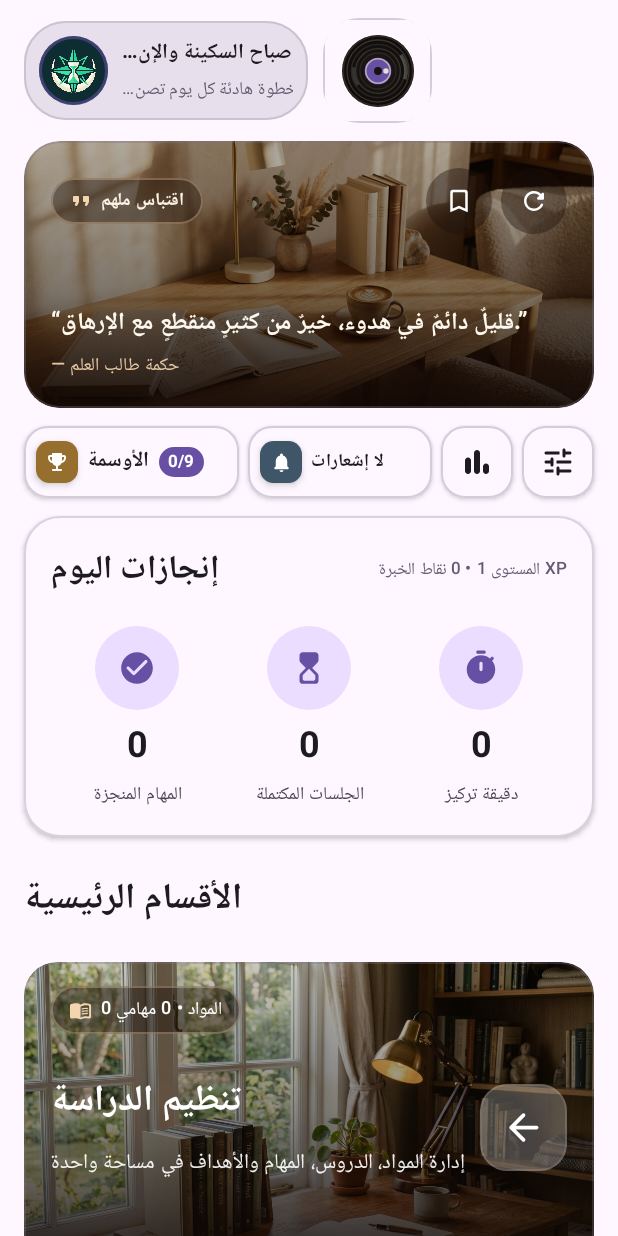
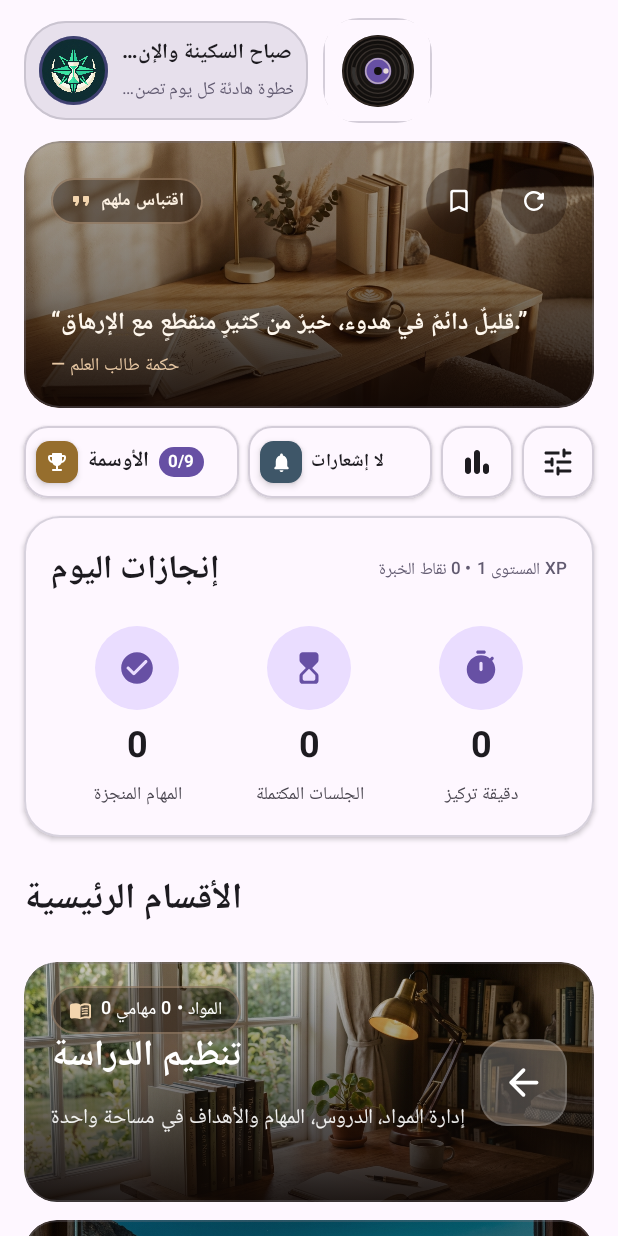
Before and after one commit to kdhgdjfdf-design/NEXA, an Android app built with Jetpack Compose: the composable HomeScreen called with empty values, on a phone screen of 412 x 824 dp. Run offline under Robolectric (Android 15) with nearby library versions, the phone set to English and light mode, and no system bars; pictures from the network do not load.

Commit message:
Reduce home section card height

```diff
--- a/app/src/main/java/com/example/ui/screens/home/HomeScreen.kt
+++ b/app/src/main/java/com/example/ui/screens/home/HomeScreen.kt
@@ -1028,7 +1028,7 @@ private fun SectionHeroCard(
     Surface(
         modifier = Modifier
             .fillMaxWidth()
-            .height(220.dp)
+            .height(160.dp)
             .graphicsLayer {
                 scaleX = pressScale
                 scaleY = pressScale
```
